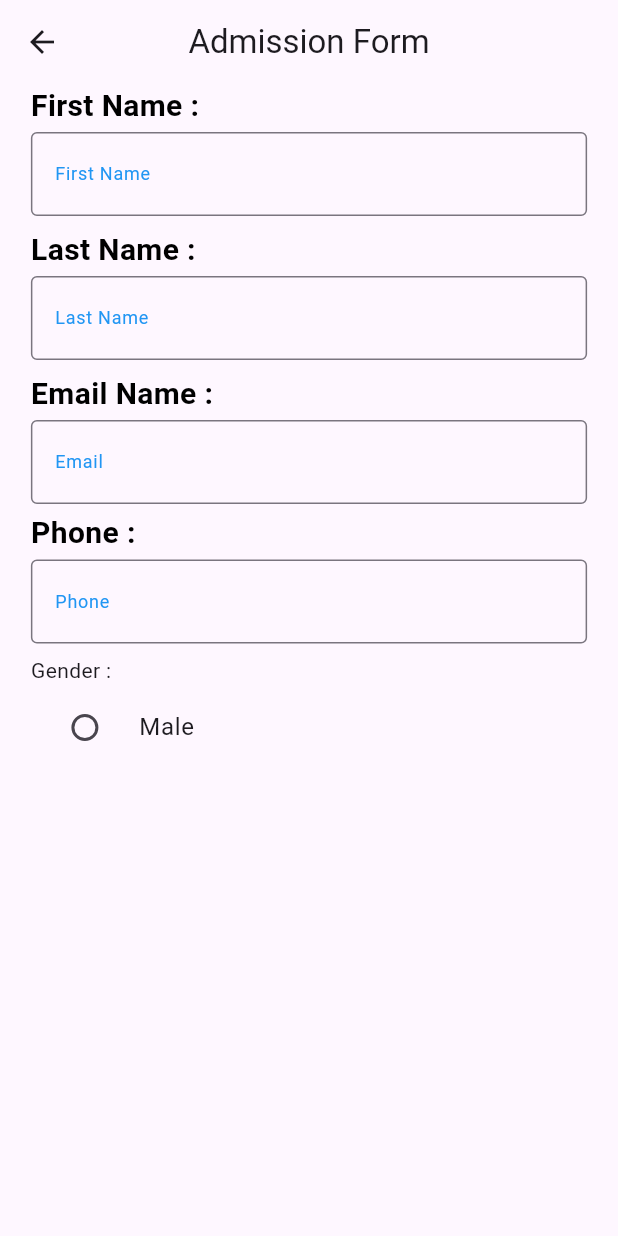
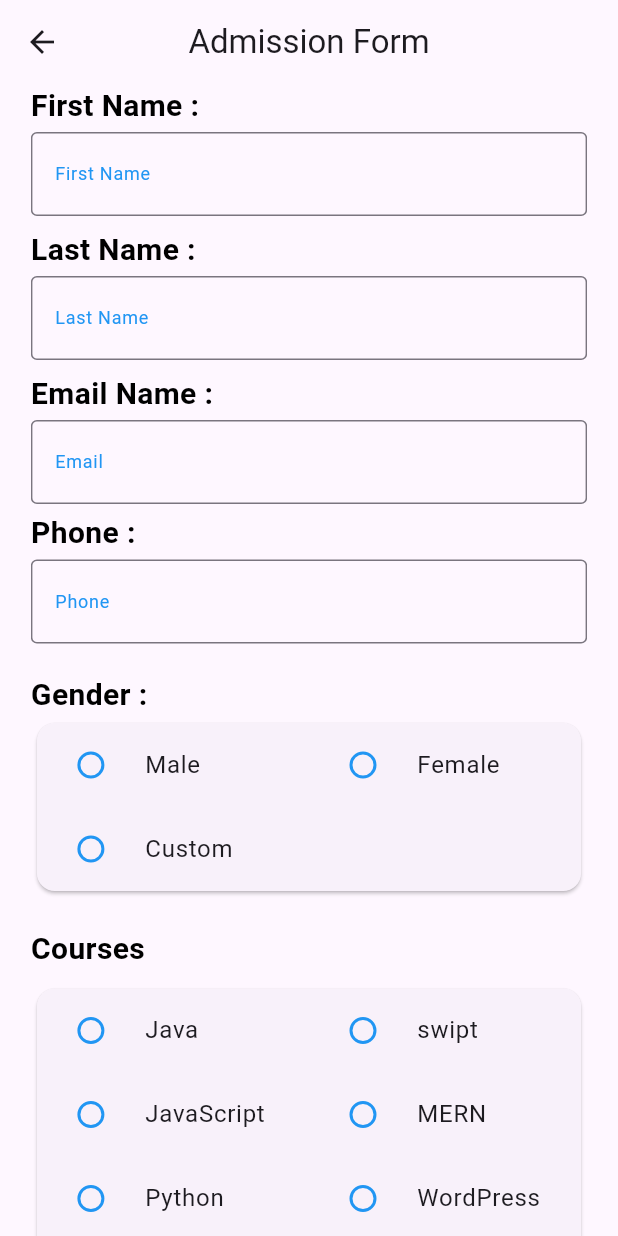
Before and after one commit to TopuFD/bd_calling, a Flutter app: the HomeWorkTwo screen opened directly, on a phone screen of 412 x 824 dp. Run offline on Flutter 3.47's test engine with Material 3 defaults, Android fonts, the phone set to English and light mode, and no system bars.

Commit message:
first commit

```diff
--- a/lib/screen/home_work_two.dart
+++ b/lib/screen/home_work_two.dart
@@ -1,122 +1,3 @@
-// import 'package:flutter/material.dart';
-// import 'package:mytodo/widget/custom_text_field.dart';
-// import 'package:mytodo/widget/input_heading.dart';
-
-// class HomeWorkTwo extends StatefulWidget {
-//   const HomeWorkTwo({super.key});
-
-//   @override
-//   State<HomeWorkTwo> createState() => _HomeWorkTwoState();
-// }
-
-// class _HomeWorkTwoState extends State<HomeWorkTwo> {
-//   TextEditingController firstNameController = TextEditingController();
-
-//   TextEditingController lastNameController = TextEditingController();
-
-//   TextEditingController addressController = TextEditingController();
-
-//   TextEditingController emailNameController = TextEditingController();
-
-//   TextEditingController numberNameController = TextEditingController();
-//   String? _value;
-
-//   @override
-//   Widget build(BuildContext context) {
-//     final size = MediaQuery.of(context).size;
-//     return Scaffold(
-//       appBar: AppBar(
-//         title: const Text("Admition Form"),
-//         centerTitle: true,
-//       ),
-//       body: Padding(
-//         padding: EdgeInsets.symmetric(horizontal: size.width * .05),
-//         child: Column(
-//           crossAxisAlignment: CrossAxisAlignment.start,
-//           children: [
-//             const InputHeading(title: "First Name : "),
-//             const SizedBox(
-//               height: 3,
-//             ),
-//             CustomTextField(
-//                 controller: firstNameController.text,
-//                 hintText: "Write first name",
-//                 labelText: "First Name",
-//                 keyboardType: TextInputType.name),
-//             const SizedBox(
-//               height: 8,
-//             ),
-//             const InputHeading(title: "Last Name :"),
-//             const SizedBox(
-//               height: 3,
-//             ),
-//             CustomTextField(
-//                 controller: firstNameController.text,
-//                 hintText: "Write Last name",
-//                 labelText: "Last Name",
-//                 keyboardType: TextInputType.name),
-//             const SizedBox(
-//               height: 8,
-//             ),
-//             const InputHeading(title: "Email Name :"),
-//             const SizedBox(
-//               height: 3,
-//             ),
-//             CustomTextField(
-//                 controller: firstNameController.text,
-//                 hintText: "Write your email",
-//                 labelText: "Email",
-//                 keyboardType: TextInputType.name),
-//             const SizedBox(
-//               height: 5,
-//             ),
-//             const InputHeading(title: "Phone :"),
-//             const SizedBox(
-//               height: 3,
-//             ),
-//             CustomTextField(
-//                 controller: numberNameController.text,
-//                 hintText: "Write phone number",
-//                 labelText: "Phone",
-//                 keyboardType: TextInputType.name),
-//             Text("Gender :"),
-//             Row(
-//               children: [
-//                 RadioListTile(
-//                     title: Text("Male"),
-//                     value: "Male",
-//                     groupValue: _value,
-//                     onChanged: (value) {
-//                       setState(() {
-//                         _value = value;
-//                       });
-//                     }),
-//                 RadioListTile(
-//                     title: Text("Female"),
-//                     value: "Female",
-//                     groupValue: _value,
-//                     onChanged: (value) {
-//                       setState(() {
-//                         _value = value;
-//                       });
-//                     }),
-//                 RadioListTile(
-//                     title: Text("Custom"),
-//                     value: "Custom",
-//                     groupValue: _value,
-//                     onChanged: (value) {
-//                       setState(() {
-//                         _value = value;
-//                       });
-//                     }),
-//               ],
-//             )
-//           ],
-//         ),
-//       ),
-//     );
-//   }
-// }
 import 'package:flutter/material.dart';
 import 'package:mytodo/widget/custom_text_field.dart';
 import 'package:mytodo/widget/input_heading.dart';
@@ -135,6 +16,7 @@ class _HomeWorkTwoState extends State<HomeWorkTwo> {
   TextEditingController emailNameController = TextEditingController();
   TextEditingController numberController = TextEditingController();
   String? _value;
+  String dorpDownValue = "Thakurgaon";
 
   @override
   Widget build(BuildContext context) {
@@ -185,12 +67,19 @@ class _HomeWorkTwoState extends State<HomeWorkTwo> {
                 labelText: "Phone",
                 keyboardType: TextInputType.phone,
               ),
-              const SizedBox(height: 8),
-              const Text("Gender :"),
+              const SizedBox(height: 20),
+              //  i have taken here Date of Birth====================
+
+              // i have taken here Gender========================
+              const InputHeading(title: "Gender :"),
+              Card(
+                child: Column(
+                  children: [
                     Row(
                       children: [
                         Flexible(
                           child: RadioListTile<String>(
+                            fillColor: const WidgetStatePropertyAll(Colors.blue),
                             title: const Text("Male"),
                             value: "Male",
                             groupValue: _value,
@@ -201,32 +90,207 @@ class _HomeWorkTwoState extends State<HomeWorkTwo> {
                             },
                           ),
                         ),
-                  // Flexible(
-                  //   child: RadioListTile<String>(
-                  //     title: const Text("Female"),
-                  //     value: "Female",
-                  //     groupValue: _value,
-                  //     onChanged: (value) {
-                  //       setState(() {
-                  //         _value = value;
-                  //       });
-                  //     },
-                  //   ),
-                  // ),
-                  // Flexible(
-                  //   child: RadioListTile<String>(
-                  //     title: const Text("Custom"),
-                  //     value: "Custom",
-                  //     groupValue: _value,
-                  //     onChanged: (value) {
-                  //       setState(() {
-                  //         _value = value;
-                  //       });
-                  //     },
-                  //   ),
-                  // ),
+                        Flexible(
+                          child: RadioListTile<String>(
+                            fillColor: const WidgetStatePropertyAll(Colors.blue),
+                            title: const Text("Female"),
+                            value: "Female",
+                            groupValue: _value,
+                            onChanged: (value) {
+                              setState(() {
+                                _value = value;
+                              });
+                            },
+                          ),
+                        ),
                       ],
                     ),
+                    RadioListTile<String>(
+                      fillColor: const WidgetStatePropertyAll(Colors.blue),
+                      title: const Text("Custom"),
+                      value: "Custom",
+                      groupValue: _value,
+                      onChanged: (value) {
+                        setState(() {
+                          _value = value;
+                        });
+                      },
+                    ),
+                  ],
+                ),
+              ),
+
+              const SizedBox(
+                height: 20,
+              ),
+              // i have take here all the courses
+              const InputHeading(title: "Courses"),
+              const SizedBox(
+                height: 8,
+              ),
+              Card(
+                child: Row(
+                  children: [
+                    Flexible(
+                      child: Column(
+                        children: [
+                          RadioListTile<String>(
+                            fillColor: const WidgetStatePropertyAll(Colors.blue),
+                            title: const Text("Java"),
+                            value: "Java",
+                            groupValue: _value,
+                            onChanged: (value) {
+                              setState(() {
+                                _value = value;
+                              });
+                            },
+                          ),
+                          RadioListTile<String>(
+                            fillColor: const WidgetStatePropertyAll(Colors.blue),
+                            title: const Text("JavaScript"),
+                            value: "JavaScript",
+                            groupValue: _value,
+                            onChanged: (value) {
+                              setState(() {
+                                _value = value;
+                              });
+                            },
+                          ),
+                          RadioListTile<String>(
+                            fillColor: const WidgetStatePropertyAll(Colors.blue),
+                            title: const Text("Python"),
+                            value: "Python",
+                            groupValue: _value,
+                            onChanged: (value) {
+                              setState(() {
+                                _value = value;
+                              });
+                            },
+                          ),
+                          RadioListTile<String>(
+                            fillColor: const WidgetStatePropertyAll(Colors.blue),
+                            title: const Text("Dart"),
+                            value: "Dart",
+                            groupValue: _value,
+                            onChanged: (value) {
+                              setState(() {
+                                _value = value;
+                              });
+                            },
+                          ),
+                          RadioListTile<String>(
+                            fillColor: const WidgetStatePropertyAll(Colors.blue),
+                            title: const Text("Flutter"),
+                            value: "Flutter",
+                            groupValue: _value,
+                            onChanged: (value) {
+                              setState(() {
+                                _value = value;
+                              });
+                            },
+                          ),
+                        ],
+                      ),
+                    ),
+                    Flexible(
+                      child: Column(
+                        children: [
+                          RadioListTile<String>(
+                            fillColor: const WidgetStatePropertyAll(Colors.blue),
+                            title: const Text("swipt"),
+                            value: "swipt",
+                            groupValue: _value,
+                            onChanged: (value) {
+                              setState(() {
+                                _value = value;
+                              });
+                            },
+                          ),
+                          RadioListTile<String>(
+                            fillColor: const WidgetStatePropertyAll(Colors.blue),
+                            title: const Text("MERN"),
+                            value: "mern",
+                            groupValue: _value,
+                            onChanged: (value) {
+                              setState(() {
+                                _value = value;
+                              });
+                            },
+                          ),
+                          RadioListTile<String>(
+                            fillColor: const WidgetStatePropertyAll(Colors.blue),
+                            title: const Text("WordPress"),
+                            value: "wordpress",
+                            groupValue: _value,
+                            onChanged: (value) {
+                              setState(() {
+                                _value = value;
+                              });
+                            },
+                          ),
+                          RadioListTile<String>(
+                            fillColor: const WidgetStatePropertyAll(Colors.blue),
+                            title: const Text("Graphics"),
+                            value: "Graphics",
+                            groupValue: _value,
+                            onChanged: (value) {
+                              setState(() {
+                                _value = value;
+                              });
+                            },
+                          ),
+                          RadioListTile<String>(
+                            fillColor: const WidgetStatePropertyAll(Colors.blue),
+                            title: const Text("Kotlin"),
+                            value: "Kotlin",
+                            groupValue: _value,
+                            onChanged: (value) {
+                              setState(() {
+                                _value = value;
+                              });
+                            },
+                          ),
+                        ],
+                      ),
+                    ),
+                  ],
+                ),
+              ),
+              const SizedBox(
+                height: 20,
+              ),
+              Row(
+                mainAxisAlignment: MainAxisAlignment.spaceAround,
+                children: [
+                  const InputHeading(title: "Address :"),
+                  Card(
+                    child: Center(
+                      child: Text(dorpDownValue.toString()),
+                    ),
+                  ),
+                  PopupMenuButton(
+                      onSelected: (value) {
+                        setState(() {
+                          dorpDownValue = value;
+                        });
+                      },
+                      icon: const Icon(Icons.arrow_drop_down_circle_outlined),
+                      itemBuilder: (BuildContext context) => [
+                            const PopupMenuItem<String>(
+                              value: 'Dinajpur',
+                              child: Text('Dinajpur'),
+                            ),
+                            const PopupMenuItem<String>(
+                              value: 'Thakurgaon',
+                              child: Text('Thakurgaon'),
+                            ),
+                            const PopupMenuItem<String>(
+                              value: 'Rangpur',
+                              child: Text('Rangpur'),
+                            ),
+                          ])
+                ],
+              )
             ],
           ),
         ),
```
Lines whose indentation alone changed are shown as unchanged.
